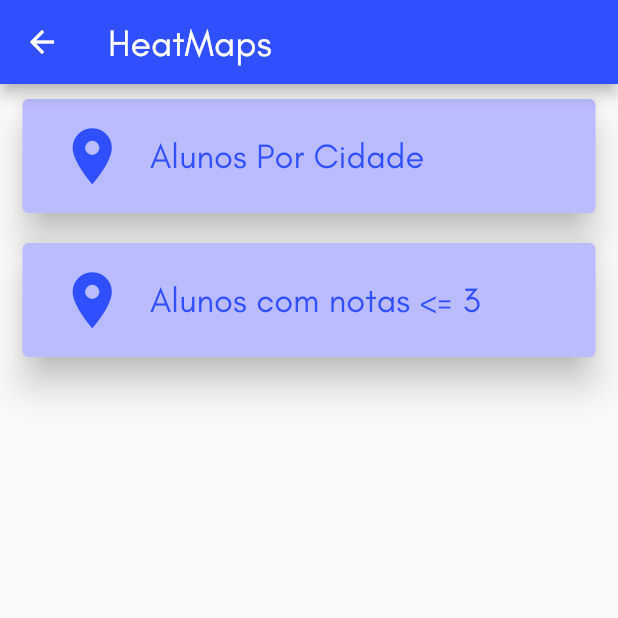
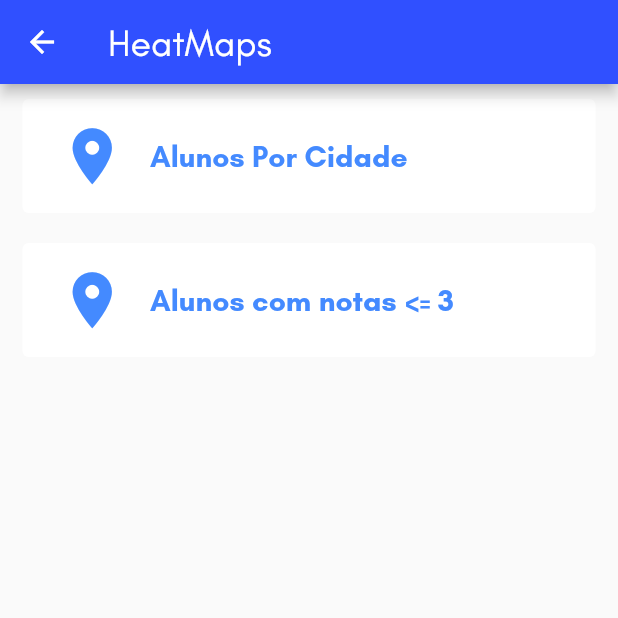
Before and after one commit to UFRPE-ODG/Pr-totipo, a Flutter app: the MenuHeat screen opened directly, on a phone screen of 412 x 824 dp, the top half of it. Run offline on Flutter 3.47's test engine with Material 2 defaults, Android fonts, the phone set to English and light mode, and no system bars; our stand-ins replace charts_flutter, progress_dialog, simple_animations, splashscreen, sqflite; missing offline and left inert: commons, google_maps_flutter_heatmap; accounts and stored records are empty.

Commit message:
mudando detalhes

```diff
--- a/lib/App/Destinos/MenuHeatmaps.dart
+++ b/lib/App/Destinos/MenuHeatmaps.dart
@@ -32,8 +32,8 @@ class _MenuHeatState extends State<MenuHeat> {
 
                 SizedBox(
                   child: Card(
-                    elevation: 10.0,
-                    color: Color(0xFFbbbbff),
+                    elevation: 0.0,
+                    color: Colors.white,
                     margin: EdgeInsets.symmetric(vertical: 10, horizontal: 15),
 
                     child: Padding(
@@ -42,14 +42,13 @@ class _MenuHeatState extends State<MenuHeat> {
                       child: ListTile(
 
                         leading: Icon(Icons.place,
-                          color: Color(0xFF3050ff),
+                          color: Colors.blueAccent,
                           size: 45.0,
                         ),
 
                         title: Text('Alunos Por Cidade',
                           style: style.copyWith(
-                            color: Color(0xFF3050ff),
-                            fontSize: 23.0,
+                            fontWeight: FontWeight.bold,color: Colors.blueAccent,fontSize: 20
                           ),
                         ),
 
@@ -65,8 +64,8 @@ class _MenuHeatState extends State<MenuHeat> {
 
                 SizedBox(
                   child: Card(
-                    elevation: 10.0,
-                    color: Color(0xFFbbbbff),
+                    elevation: 0.0,
+                    color: Colors.white,
                     margin: EdgeInsets.symmetric(vertical: 10, horizontal: 15),
 
                     child: Padding(
@@ -75,14 +74,13 @@ class _MenuHeatState extends State<MenuHeat> {
                       child: ListTile(
 
                         leading: Icon(Icons.place,
-                          color: Color(0xFF3050ff),
+                          color: Colors.blueAccent,
                           size: 45.0,
                         ),
 
                         title: Text('Alunos com notas <= 3',
                           style: style.copyWith(
-                            color: Color(0xFF3050ff),
-                            fontSize: 23.0,
+                            fontWeight: FontWeight.bold,color: Colors.blueAccent,fontSize: 20
                           ),
                         ),
 
```
Also changed, not shown: lib/App/Destinos/HeatMap.dart (+12 -0 lines), lib/App/Destinos/Heatnotas.dart (+12 -0 lines), lib/App/Destinos/Login.dart (+7 -6 lines), lib/App/Destinos/addProjeto.dart (+3 -4 lines), lib/App/Destinos/editProjeto.dart (+4 -4 lines), 2 other files.
